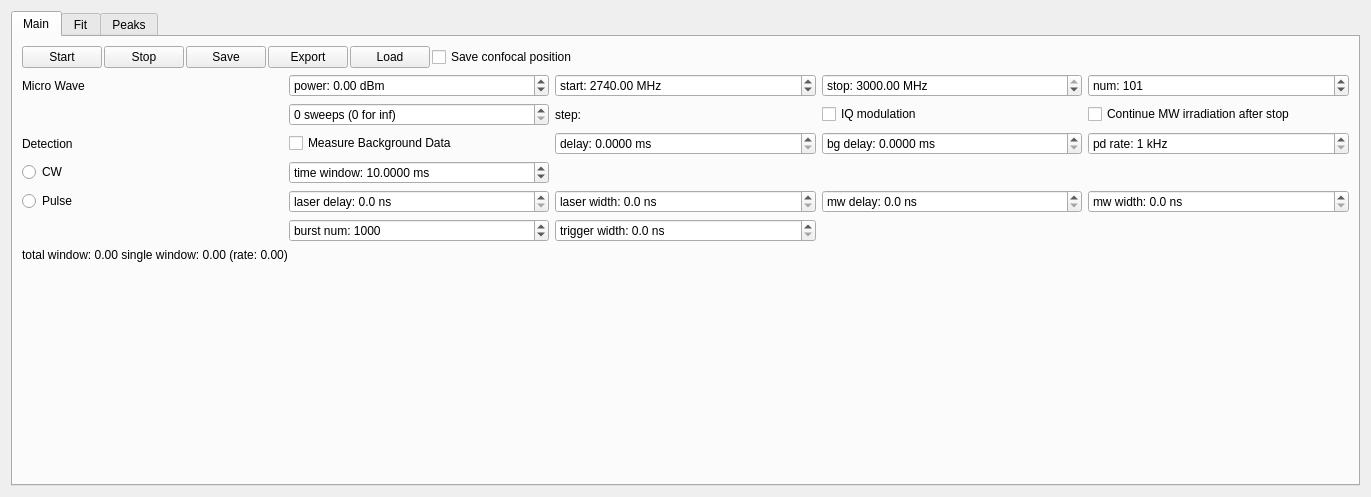
This is mahos/gui/ui/odmr.ui in ToyotaCRDL/mahos as Qt 5 draws it before an edit. The edited form follows.
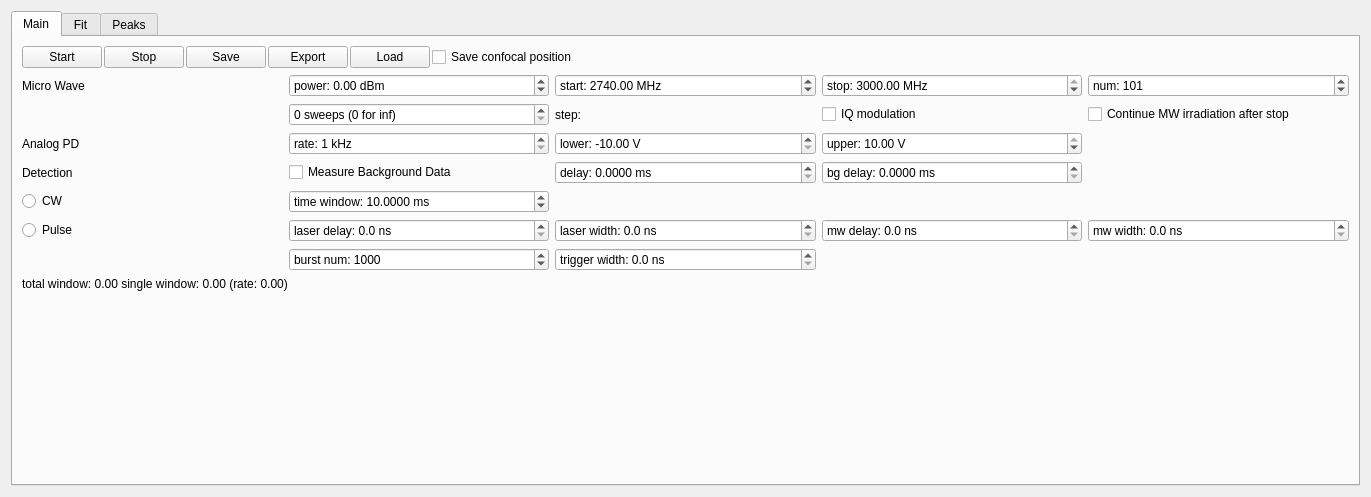
This is the edited form.

Commit message: confocal/odmr: set volt. bounds of AnalogIn PDs

```diff
--- a/mahos/gui/ui/odmr.ui
+++ b/mahos/gui/ui/odmr.ui
@@ -97,74 +97,7 @@
        </item>
        <item>
         <layout class="QGridLayout" name="gridLayout_2">
-         <item row="1" column="1">
-          <widget class="QSpinBox" name="sweepsBox">
-           <property name="suffix">
-            <string> sweeps (0 for inf)</string>
-           </property>
-           <property name="prefix">
-            <string/>
-           </property>
-           <property name="minimum">
-            <number>0</number>
-           </property>
-           <property name="maximum">
-            <number>999999</number>
-           </property>
-           <property name="singleStep">
-            <number>1</number>
-           </property>
-           <property name="value">
-            <number>0</number>
-           </property>
-          </widget>
-         </item>
-         <item row="4" column="2">
-          <widget class="QDoubleSpinBox" name="laserwidthBox">
-           <property name="prefix">
-            <string>laser width: </string>
-           </property>
-           <property name="suffix">
-            <string> ns</string>
-           </property>
-           <property name="decimals">
-            <number>1</number>
-           </property>
-           <property name="singleStep">
-            <double>10.000000000000000</double>
-           </property>
-          </widget>
-         </item>
-         <item row="3" column="1">
-          <widget class="QDoubleSpinBox" name="windowBox">
-           <property name="prefix">
-            <string>time window: </string>
-           </property>
-           <property name="suffix">
-            <string> ms</string>
-           </property>
-           <property name="decimals">
-            <number>4</number>
-           </property>
-           <property name="minimum">
-            <double>0.100000000000000</double>
-           </property>
-           <property name="maximum">
-            <double>1000.000000000000000</double>
-           </property>
-           <property name="value">
-            <double>10.000000000000000</double>
-           </property>
-          </widget>
-         </item>
-         <item row="4" column="0">
-          <widget class="QRadioButton" name="pulseButton">
-           <property name="text">
-            <string>Pulse</string>
-           </property>
-          </widget>
-         </item>
-         <item row="5" column="1">
+         <item row="6" column="1">
           <widget class="QSpinBox" name="bnumBox">
            <property name="suffix">
             <string/>
@@ -186,19 +119,133 @@
            </property>
           </widget>
          </item>
-         <item row="2" column="4">
-          <widget class="QSpinBox" name="pdrateBox">
+         <item row="6" column="2">
+          <widget class="QDoubleSpinBox" name="triggerwidthBox">
+           <property name="prefix">
+            <string>trigger width: </string>
+           </property>
            <property name="suffix">
-            <string> kHz</string>
+            <string> ns</string>
            </property>
+           <property name="decimals">
+            <number>1</number>
+           </property>
+           <property name="singleStep">
+            <double>10.000000000000000</double>
+           </property>
+          </widget>
+         </item>
+         <item row="5" column="3">
+          <widget class="QDoubleSpinBox" name="mwdelayBox">
            <property name="prefix">
-            <string>pd rate: </string>
+            <string>mw delay: </string>
+           </property>
+           <property name="suffix">
+            <string> ns</string>
+           </property>
+           <property name="decimals">
+            <number>1</number>
+           </property>
+           <property name="singleStep">
+            <double>10.000000000000000</double>
+           </property>
+          </widget>
+         </item>
+         <item row="0" column="1">
+          <widget class="QDoubleSpinBox" name="powerBox">
+           <property name="prefix">
+            <string>power: </string>
+           </property>
+           <property name="suffix">
+            <string> dBm</string>
            </property>
            <property name="minimum">
-            <number>1</number>
+            <double>-65.000000000000000</double>
            </property>
            <property name="maximum">
-            <number>10000</number>
+            <double>54.000000000000000</double>
+           </property>
+           <property name="value">
+            <double>0.000000000000000</double>
+           </property>
+          </widget>
+         </item>
+         <item row="5" column="4">
+          <widget class="QDoubleSpinBox" name="mwwidthBox">
+           <property name="prefix">
+            <string>mw width: </string>
+           </property>
+           <property name="suffix">
+            <string> ns</string>
+           </property>
+           <property name="decimals">
+            <number>1</number>
+           </property>
+           <property name="singleStep">
+            <double>10.000000000000000</double>
+           </property>
+          </widget>
+         </item>
+         <item row="5" column="1">
+          <widget class="QDoubleSpinBox" name="laserdelayBox">
+           <property name="enabled">
+            <bool>true</bool>
+           </property>
+           <property name="prefix">
+            <string>laser delay: </string>
+           </property>
+           <property name="suffix">
+            <string> ns</string>
+           </property>
+           <property name="decimals">
+            <number>1</number>
+           </property>
+           <property name="singleStep">
+            <double>10.000000000000000</double>
+           </property>
+          </widget>
+         </item>
+         <item row="4" column="0">
+          <widget class="QRadioButton" name="cwButton">
+           <property name="text">
+            <string>CW</string>
+           </property>
+          </widget>
+         </item>
+         <item row="5" column="2">
+          <widget class="QDoubleSpinBox" name="laserwidthBox">
+           <property name="prefix">
+            <string>laser width: </string>
+           </property>
+           <property name="suffix">
+            <string> ns</string>
+           </property>
+           <property name="decimals">
+            <number>1</number>
+           </property>
+           <property name="singleStep">
+            <double>10.000000000000000</double>
+           </property>
+          </widget>
+         </item>
+         <item row="0" column="0">
+          <widget class="QLabel" name="label_6">
+           <property name="text">
+            <string>Micro Wave</string>
+           </property>
+          </widget>
+         </item>
+         <item row="1" column="2">
+          <widget class="QLabel" name="stepLabel">
+           <property name="text">
+            <string>step: </string>
+           </property>
+          </widget>
+         </item>
+         <item row="5" column="0">
+          <widget class="QRadioButton" name="pulseButton">
+           <property name="text">
+            <string>Pulse</string>
            </property>
           </widget>
          </item>
@@ -221,19 +268,19 @@
            </property>
           </widget>
          </item>
-         <item row="4" column="4">
-          <widget class="QDoubleSpinBox" name="mwwidthBox">
+         <item row="3" column="2">
+          <widget class="QDoubleSpinBox" name="delayBox">
            <property name="prefix">
-            <string>mw width: </string>
+            <string>delay: </string>
            </property>
            <property name="suffix">
-            <string> ns</string>
+            <string> ms</string>
            </property>
            <property name="decimals">
-            <number>1</number>
+            <number>4</number>
            </property>
-           <property name="singleStep">
-            <double>10.000000000000000</double>
+           <property name="maximum">
+            <double>1000.000000000000000</double>
            </property>
           </widget>
          </item>
@@ -244,6 +291,73 @@
            </property>
           </widget>
          </item>
+         <item row="4" column="1">
+          <widget class="QDoubleSpinBox" name="windowBox">
+           <property name="prefix">
+            <string>time window: </string>
+           </property>
+           <property name="suffix">
+            <string> ms</string>
+           </property>
+           <property name="decimals">
+            <number>4</number>
+           </property>
+           <property name="minimum">
+            <double>0.100000000000000</double>
+           </property>
+           <property name="maximum">
+            <double>1000.000000000000000</double>
+           </property>
+           <property name="value">
+            <double>10.000000000000000</double>
+           </property>
+          </widget>
+         </item>
+         <item row="3" column="3">
+          <widget class="QDoubleSpinBox" name="bgdelayBox">
+           <property name="prefix">
+            <string>bg delay: </string>
+           </property>
+           <property name="suffix">
+            <string> ms</string>
+           </property>
+           <property name="decimals">
+            <number>4</number>
+           </property>
+           <property name="maximum">
+            <double>1000.000000000000000</double>
+           </property>
+          </widget>
+         </item>
+         <item row="3" column="0">
+          <widget class="QLabel" name="label">
+           <property name="text">
+            <string>Detection</string>
+           </property>
+          </widget>
+         </item>
+         <item row="1" column="1">
+          <widget class="QSpinBox" name="sweepsBox">
+           <property name="suffix">
+            <string> sweeps (0 for inf)</string>
+           </property>
+           <property name="prefix">
+            <string/>
+           </property>
+           <property name="minimum">
+            <number>0</number>
+           </property>
+           <property name="maximum">
+            <number>999999</number>
+           </property>
+           <property name="singleStep">
+            <number>1</number>
+           </property>
+           <property name="value">
+            <number>0</number>
+           </property>
+          </widget>
+         </item>
          <item row="1" column="4">
           <widget class="QCheckBox" name="mwcontBox">
            <property name="text">
@@ -251,97 +365,6 @@
            </property>
           </widget>
          </item>
-         <item row="0" column="0">
-          <widget class="QLabel" name="label_6">
-           <property name="text">
-            <string>Micro Wave</string>
-           </property>
-          </widget>
-         </item>
-         <item row="4" column="1">
-          <widget class="QDoubleSpinBox" name="laserdelayBox">
-           <property name="enabled">
-            <bool>true</bool>
-           </property>
-           <property name="prefix">
-            <string>laser delay: </string>
-           </property>
-           <property name="suffix">
-            <string> ns</string>
-           </property>
-           <property name="decimals">
-            <number>1</number>
-           </property>
-           <property name="singleStep">
-            <double>10.000000000000000</double>
-           </property>
-          </widget>
-         </item>
-         <item row="1" column="2">
-          <widget class="QLabel" name="stepLabel">
-           <property name="text">
-            <string>step: </string>
-           </property>
-          </widget>
-         </item>
-         <item row="4" column="3">
-          <widget class="QDoubleSpinBox" name="mwdelayBox">
-           <property name="prefix">
-            <string>mw delay: </string>
-           </property>
-           <property name="suffix">
-            <string> ns</string>
-           </property>
-           <property name="decimals">
-            <number>1</number>
-           </property>
-           <property name="singleStep">
-            <double>10.000000000000000</double>
-           </property>
-          </widget>
-         </item>
-         <item row="3" column="0">
-          <widget class="QRadioButton" name="cwButton">
-           <property name="text">
-            <string>CW</string>
-           </property>
-          </widget>
-         </item>
-         <item row="0" column="1">
-          <widget class="QDoubleSpinBox" name="powerBox">
-           <property name="prefix">
-            <string>power: </string>
-           </property>
-           <property name="suffix">
-            <string> dBm</string>
-           </property>
-           <property name="minimum">
-            <double>-65.000000000000000</double>
-           </property>
-           <property name="maximum">
-            <double>54.000000000000000</double>
-           </property>
-           <property name="value">
-            <double>0.000000000000000</double>
-           </property>
-          </widget>
-         </item>
-         <item row="5" column="2">
-          <widget class="QDoubleSpinBox" name="triggerwidthBox">
-           <property name="prefix">
-            <string>trigger width: </string>
-           </property>
-           <property name="suffix">
-            <string> ns</string>
-           </property>
-           <property name="decimals">
-            <number>1</number>
-           </property>
-           <property name="singleStep">
-            <double>10.000000000000000</double>
-           </property>
-          </widget>
-         </item>
          <item row="0" column="2">
           <widget class="QDoubleSpinBox" name="startBox">
            <property name="prefix">
@@ -367,20 +390,13 @@
            </property>
           </widget>
          </item>
-         <item row="2" column="1">
+         <item row="3" column="1">
           <widget class="QCheckBox" name="backgroundBox">
            <property name="text">
             <string>Measure Background Data</string>
            </property>
           </widget>
          </item>
-         <item row="2" column="0">
-          <widget class="QLabel" name="label">
-           <property name="text">
-            <string>Detection</string>
-           </property>
-          </widget>
-         </item>
          <item row="0" column="3">
           <widget class="QDoubleSpinBox" name="stopBox">
            <property name="prefix">
@@ -406,35 +422,64 @@
            </property>
           </widget>
          </item>
-         <item row="2" column="3">
-          <widget class="QDoubleSpinBox" name="bgdelayBox">
-           <property name="prefix">
-            <string>bg delay: </string>
-           </property>
+         <item row="2" column="1">
+          <widget class="QSpinBox" name="pdrateBox">
            <property name="suffix">
-            <string> ms</string>
+            <string> kHz</string>
            </property>
-           <property name="decimals">
-            <number>4</number>
+           <property name="prefix">
+            <string>rate: </string>
+           </property>
+           <property name="minimum">
+            <number>1</number>
            </property>
            <property name="maximum">
-            <double>1000.000000000000000</double>
+            <number>10000</number>
+           </property>
+          </widget>
+         </item>
+         <item row="2" column="0">
+          <widget class="QLabel" name="label_2">
+           <property name="text">
+            <string>Analog PD</string>
            </property>
           </widget>
          </item>
          <item row="2" column="2">
-          <widget class="QDoubleSpinBox" name="delayBox">
+          <widget class="QDoubleSpinBox" name="pd_lbBox">
            <property name="prefix">
-            <string>delay: </string>
+            <string>lower: </string>
            </property>
            <property name="suffix">
-            <string> ms</string>
+            <string> V</string>
            </property>
-           <property name="decimals">
-            <number>4</number>
+           <property name="minimum">
+            <double>-10.000000000000000</double>
            </property>
            <property name="maximum">
-            <double>1000.000000000000000</double>
+            <double>10.000000000000000</double>
+           </property>
+           <property name="value">
+            <double>-10.000000000000000</double>
+           </property>
+          </widget>
+         </item>
+         <item row="2" column="3">
+          <widget class="QDoubleSpinBox" name="pd_ubBox">
+           <property name="prefix">
+            <string>upper: </string>
+           </property>
+           <property name="suffix">
+            <string> V</string>
+           </property>
+           <property name="minimum">
+            <double>-10.000000000000000</double>
+           </property>
+           <property name="maximum">
+            <double>10.000000000000000</double>
+           </property>
+           <property name="value">
+            <double>10.000000000000000</double>
            </property>
           </widget>
          </item>
```
Left out of the diff: 4 changed lines with no effect on the pictures. The commit also changes 13 other files.
